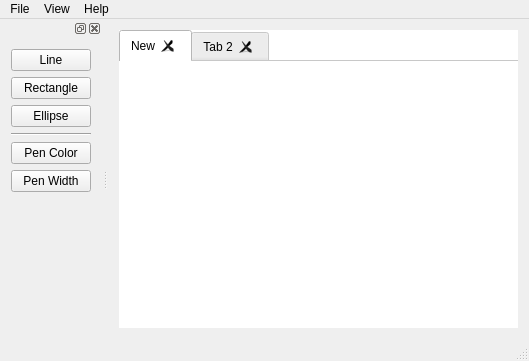
BulSV/MyPaint, file MainWindow.ui: the form before one commit.
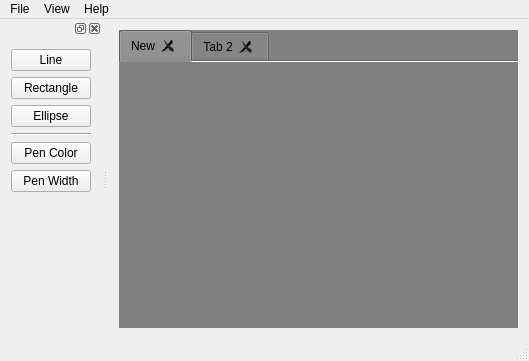
The form after the commit.

```diff
--- a/MainWindow.ui
+++ b/MainWindow.ui
@@ -24,7 +24,7 @@
        <bool>false</bool>
       </property>
       <property name="styleSheet">
-       <string notr="true">QWidget { background-color: white; }</string>
+       <string notr="true">QWidget { background-color: grey; }</string>
       </property>
       <property name="currentIndex">
        <number>0</number>
```
